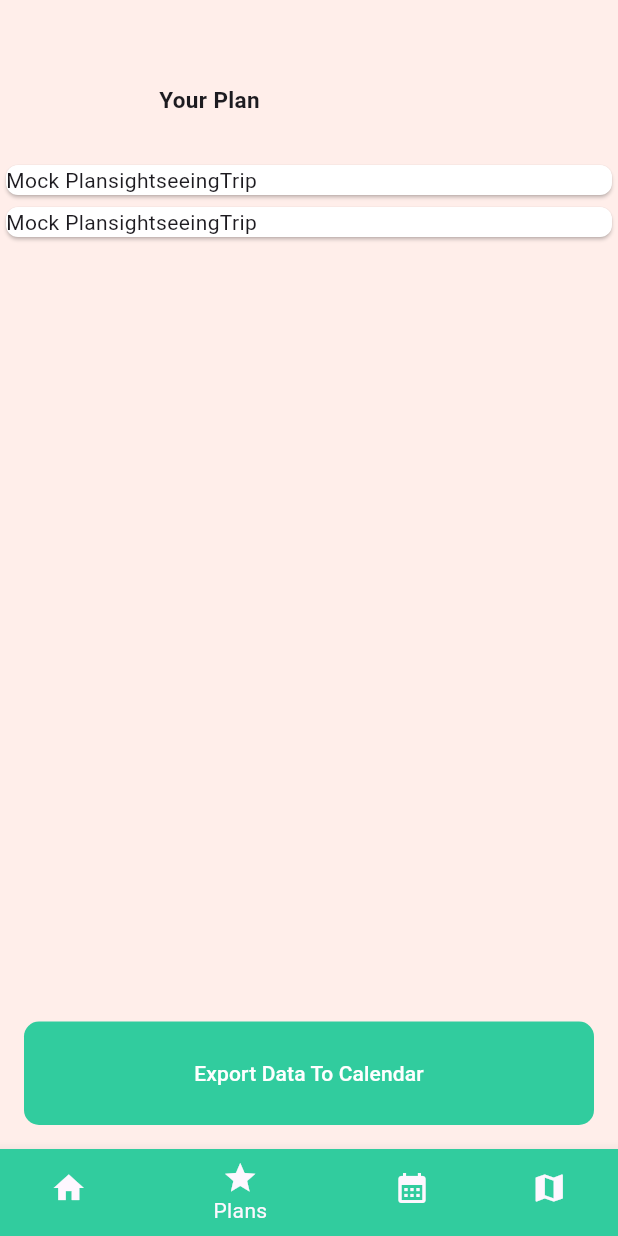
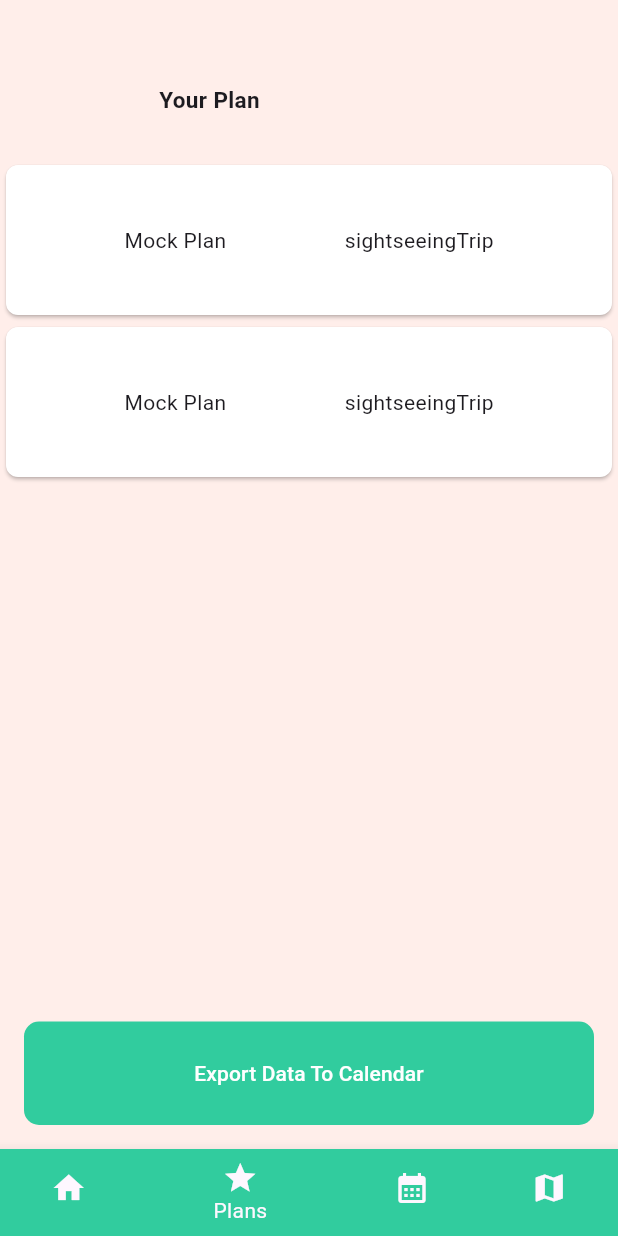
Before and after one commit to KamilTaras/tyskacz, a Flutter app: the screen it shows after launch, item 2 of the bottom bar chosen, on a phone screen of 412 x 824 dp. Run offline on Flutter 3.47's test engine with Material 3 defaults, Android fonts, the phone set to English and light mode, and no system bars; our stand-ins replace flutter_map, latlong2; missing offline and left inert: ical, window_manager.

Commit message:
more work on plans
added removing of plans and events, added swipe animations,
polished looks,
now attraction page actually shows the  event you clicked on

```diff
--- a/lib/DatabaseManagement/mocks.dart
+++ b/lib/DatabaseManagement/mocks.dart
@@ -7,7 +7,7 @@ var mockPlan = Plan(
   listOfEvents: [
     Event(
       attractionWithinEvent: Attraction(
-        name: 'Visit Museum',
+        name: 'Museum',
         description: 'Explore the fascinating world of art',
         coordinates: LatLng(0, 0),
         photoURL: "https://cdn.britannica.com/51/194651-050-747F0C18/Interior-National-Gallery-of-Art-Washington-DC.jpg",
@@ -19,7 +19,7 @@ var mockPlan = Plan(
     ),
     Event(
       attractionWithinEvent: Attraction(
-        name: 'Explore Botanical Garden',
+        name: 'Botanical Garden',
         description: 'Enjoy the beauty of nature at the botanical garden',
         coordinates: LatLng(0, 0),
         photoURL: "https://www.tasteaway.pl/wp-content/uploads/2021/04/Dubai-Miracle-Garden_wejscie-990x742.jpg",
--- a/lib/Pages/NavBarPages/navBar.dart
+++ b/lib/Pages/NavBarPages/navBar.dart
@@ -18,7 +18,7 @@ class _NavBarClassState extends State<NavBarClass> {
   late List allPages;
 
   HomePage homePage = const HomePage();
-  PlanListPage planPage = const PlanListPage();
+  PlanListPage planPage = PlanListPage();
   CalendarPage calendarPage = const CalendarPage();
   MapPage mapPage = const MapPage();
 
--- a/lib/Pages/NavBarPages/plansListPage.dart
+++ b/lib/Pages/NavBarPages/plansListPage.dart
@@ -5,8 +5,11 @@ import 'package:tyskacz/DatabaseManagement/mocks.dart';
 import '../planPage.dart';
 
 class PlanListPage extends StatefulWidget {
-  const PlanListPage({super.key});
-
+  PlanListPage({super.key});
+  final plansList = [
+    mockPlan,
+    mockPlan
+  ];
   @override
   State<PlanListPage> createState() => _PlanListPageState();
 }
@@ -28,10 +31,7 @@ class _PlanListPageState extends State<PlanListPage> {
 
   @override
   Widget build(BuildContext context) {
-  var plansList = [
-    mockPlan,
-    mockPlan
-  ];
+    var plansList = widget.plansList;
 
     return Scaffold(
       appBar: AppBar(
@@ -53,8 +53,11 @@ class _PlanListPageState extends State<PlanListPage> {
               child: ListView.builder(
                 itemCount: plansList.length,
                 itemBuilder:(context, index){
-                  return PlanEntry(plan: plansList[index],
-                      onDelete: () {setState(() {plansList.removeAt(index);});}
+                  return PlanEntry(
+                      plan: plansList[index],
+                      onSwipe: () {
+                        setState(() {plansList.removeAt(index);});
+                      }
                   );
                 },
               ),
@@ -81,48 +84,66 @@ class _PlanListPageState extends State<PlanListPage> {
 
 
 
+class PlanEntry extends StatefulWidget {
+  PlanEntry({super.key, required this.plan, required this.onSwipe});
 
-class PlanEntry extends StatelessWidget {
-  PlanEntry({super.key, required this.plan, required this.onDelete});
   final Plan plan;
-  final VoidCallback onDelete;
+  final VoidCallback onSwipe;
+
+  @override
+  _PlanEntryState createState() => _PlanEntryState();
+}
+
+class _PlanEntryState extends State<PlanEntry> {
+  double _offsetX = 0.0;
 
   @override
   Widget build(BuildContext context) {
     return GestureDetector(
+      onHorizontalDragUpdate: (DragUpdateDetails details) {
+        setState(() {
+          _offsetX += details.primaryDelta!;
+          if(_offsetX<0) {
+            _offsetX=0;
+          }
+        });
+      },
       onHorizontalDragEnd: (DragEndDetails details) {
-        if (details.primaryVelocity! > 0) {
+        if (_offsetX > 50) {
           // Swiped from left to right (right direction)
-          onDelete();
+          widget.onSwipe();
         }
+        // Reset the offset after the drag ends
+        setState(() {
+          _offsetX = 0.0;
+        });
       },
       onTap: () {
         // Navigate to the new page when the card is tapped
         Navigator.push(
           context,
-          MaterialPageRoute(builder: (context) => PlanPage(plan: plan)),
+          MaterialPageRoute(builder: (context) => PlanPage(plan: widget.plan)),
         );
       },
-      //TODO: on drag add to plan
-      //TODO: in dark mode, text is not visible
+      child: Transform.translate(
+        offset: Offset(_offsetX, 0.0),
         child: Card(
           shape: RoundedRectangleBorder(
             borderRadius: BorderRadius.circular(8),
-          //set border radius more than 50% of height and width to make circle
           ),
           color: Colors.white,
+          child: Container(
+            height: 100,
             child: Row(
-          crossAxisAlignment: CrossAxisAlignment.start,
+              mainAxisAlignment: MainAxisAlignment.spaceEvenly,
               children: <Widget>[
-            Text(plan.name),
-            Text(plan.tripType.name)
+                Text(widget.plan.name),
+                Text(widget.plan.tripType.name),
               ],
+            ),
+          ),
         ),
       ),
     );
   }
-
-// Widget buildIconWithText(){
-//
-// }
 }
```
Also changed, not shown: lib/Pages/attractionFinderPage.dart (+5 -4 lines), lib/Pages/atttractionDescription.dart (+15 -33 lines), lib/Pages/planPage.dart (+61 -30 lines). Lines whose indentation alone changed are shown as unchanged.
